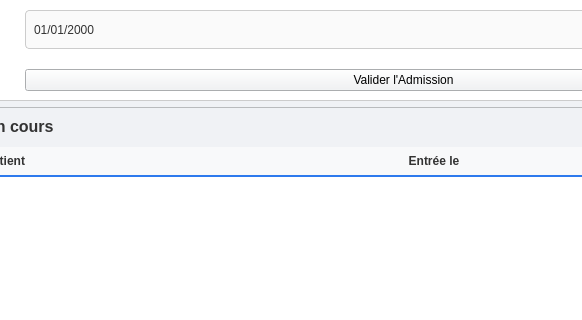
Qt form pageadmissions.ui (itsmeefatiha/hospital-management-cpp-gui) before a commit; both pictures show x 166 to 748 and y 150 to 470 of the 1000 by 600 pixel window.
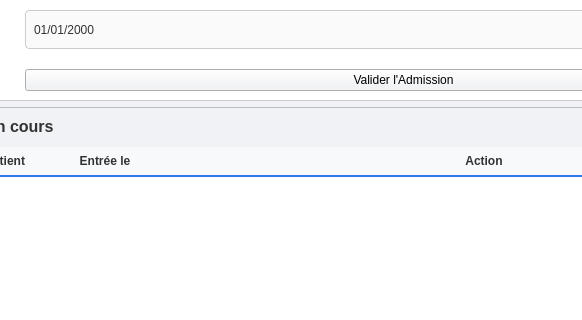
The same form after that commit.

Diff of the .ui file:
```diff
--- a/pageadmissions.ui
+++ b/pageadmissions.ui
@@ -160,6 +160,11 @@
           <string>Entrée le</string>
          </property>
         </column>
+        <column>
+         <property name="text">
+          <string>Action</string>
+         </property>
+        </column>
        </widget>
       </item>
      </layout>
```
